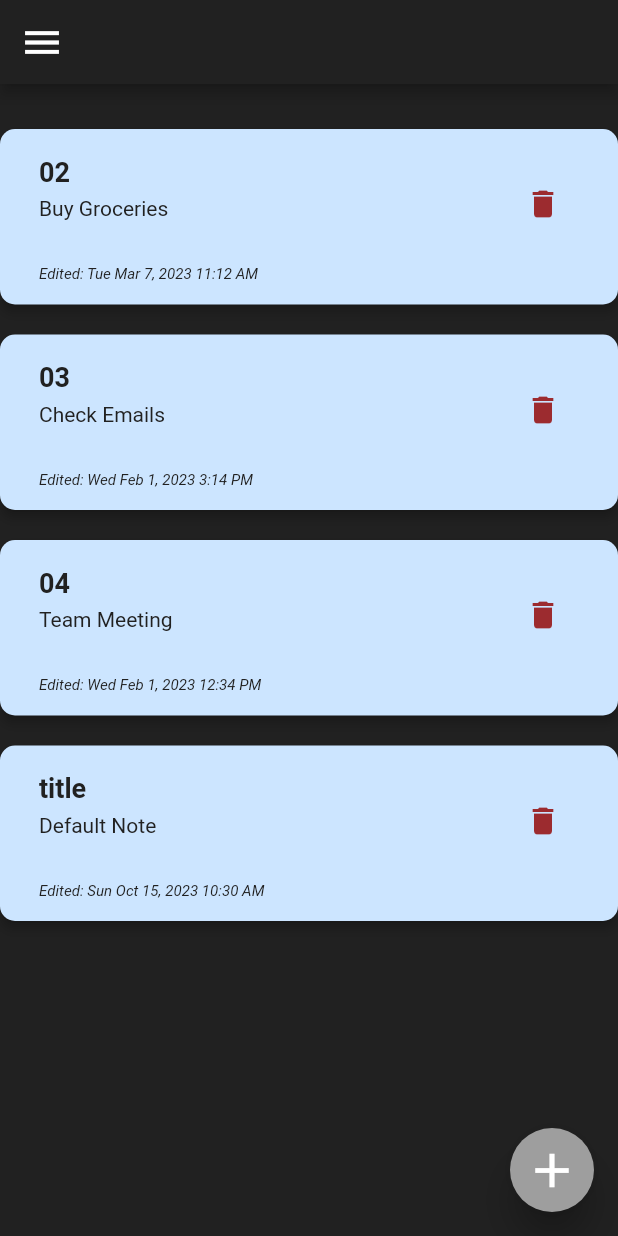
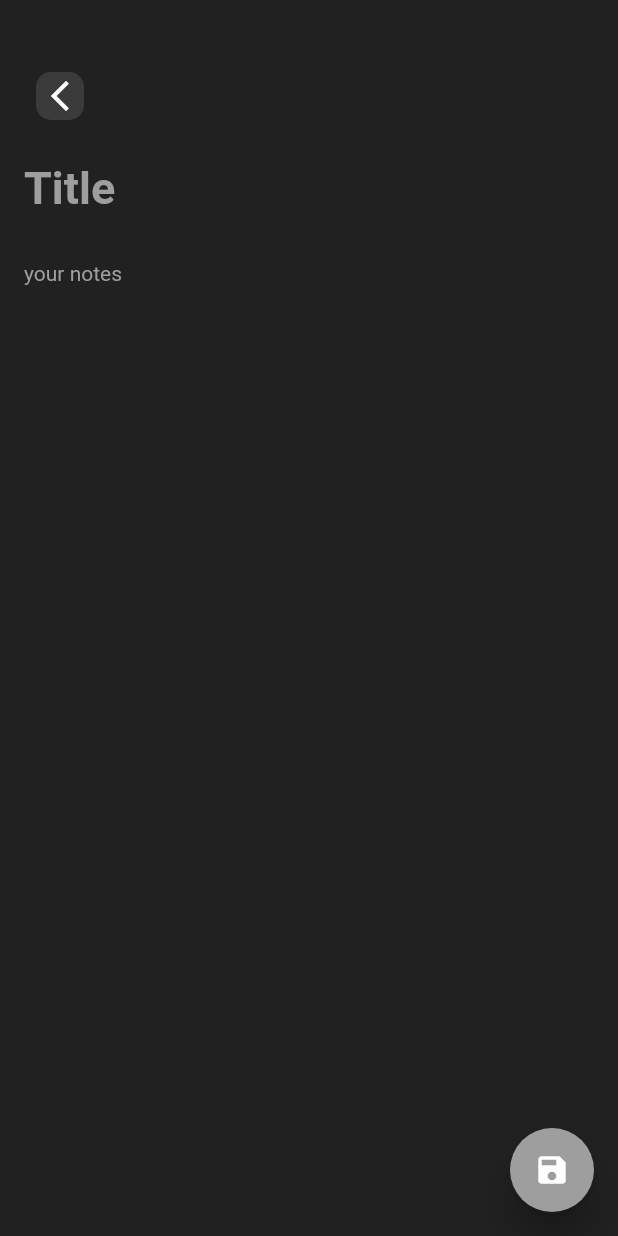
Before and after one commit to eycis/todo, a Flutter app: the screen it shows after launch, after a tap on the "delete" icon, after a tap on the "add" icon, on a phone screen of 412 x 824 dp. Run offline on Flutter 3.47's test engine with Material 2 defaults, Android fonts, the phone set to English and light mode, and no system bars.

Commit message:
sun - edits

```diff
--- a/lib/constants/styles copy.dart
+++ /dev/null
@@ -1,10 +0,0 @@
-import 'package:flutter/material.dart';
-
-abstract class AppPalette {
-  const AppPalette._();
-}
-
-const Color white = Colors.white;
-const Color grey = Colors.grey;
-Color black = Colors.grey.shade900;
-Color red = Color.fromARGB(218, 148, 12, 12);
--- a/lib/constants/styles.dart
+++ b/lib/constants/styles.dart
@@ -8,6 +8,7 @@ const Color white = Colors.white;
 const Color grey = Colors.grey;
 Color black = Colors.grey.shade900;
 Color red = Color.fromARGB(218, 148, 12, 12);
+Color light_grey = Colors.grey.shade800.withOpacity(.8);
 
 TextStyle text_title = TextStyle(
     color: black, fontWeight: FontWeight.bold, fontSize: 18, height: 1.5);
@@ -15,3 +16,13 @@ TextStyle text_norm = TextStyle(
     color: black, fontWeight: FontWeight.normal, fontSize: 14, height: 1.5);
 TextStyle datetime =
     TextStyle(color: black, fontStyle: FontStyle.italic, fontSize: 10);
+TextStyle edit_text_title_hint = TextStyle(
+    color: Colors.grey, fontWeight: FontWeight.bold, fontSize: 30, height: 1.5);
+TextStyle edit_text_title = TextStyle(
+    color: Colors.white,
+    fontWeight: FontWeight.bold,
+    fontSize: 30,
+    height: 1.5);
+
+TextStyle text_norm_hint = TextStyle(
+    color: grey, fontWeight: FontWeight.normal, fontSize: 14, height: 1.5);
--- /dev/null
+++ b/lib/screens/edit_todo.dart
@@ -0,0 +1,71 @@
+import 'package:flutter/material.dart';
+import 'package:todo/constants/styles.dart';
+
+class EditScreen extends StatefulWidget {
+  const EditScreen({super.key});
+
+  @override
+  State<EditScreen> createState() => _EditScreenState();
+}
+
+class _EditScreenState extends State<EditScreen> {
+  @override
+  Widget build(BuildContext context) {
+    return Scaffold(
+      backgroundColor: black,
+      body: Padding(
+        padding: const EdgeInsets.fromLTRB(16, 40, 16, 0),
+        //možná  bude třeba pozměnit?
+        child: Column(children: [
+          Row(
+            mainAxisAlignment: MainAxisAlignment.spaceBetween,
+            children: [
+              IconButton(
+                onPressed: () {
+                  Navigator.pop(context);
+                },
+                icon: Container(
+                  width: 40,
+                  height: 40,
+                  decoration: BoxDecoration(
+                      color: light_grey,
+                      borderRadius: BorderRadius.circular(10)),
+                  child: const Icon(
+                    Icons.arrow_back_ios_new,
+                    color: white,
+                  ),
+                ),
+              )
+            ],
+          ),
+          Expanded(
+            child: ListView(
+              children: [
+                TextField(
+                  style: edit_text_title_hint,
+                  decoration: InputDecoration(
+                      border: InputBorder.none,
+                      hintText: 'Title',
+                      hintStyle: edit_text_title_hint),
+                ),
+                TextField(
+                  style: text_norm,
+                  decoration: InputDecoration(
+                      border: InputBorder.none,
+                      hintText: 'your notes',
+                      hintStyle: text_norm_hint),
+                )
+              ],
+            ),
+          ),
+        ]),
+      ),
+      floatingActionButton: FloatingActionButton(
+        onPressed: () {},
+        elevation: 10,
+        backgroundColor: grey,
+        child: Icon(Icons.save),
+      ),
+    );
+  }
+}
--- a/lib/screens/main_screen.dart
+++ b/lib/screens/main_screen.dart
@@ -5,6 +5,7 @@ import 'package:intl/intl.dart';
 import 'package:todo/constants/randoms.dart';
 import 'package:todo/constants/styles.dart';
 import 'package:todo/screens/app_bar.dart';
+import 'package:todo/screens/edit_todo.dart';
 import 'package:todo/todo_mockups/mockup.dart';
 
 //TODO: přidat screen pro rozkliknutí todo.
@@ -28,7 +29,8 @@ class _MainScreenState extends State<MainScreen> {
       todos.add(ToDo(
           todoText: 'Default Note',
           title: 'title',
-          modifiedTime: DateTime.now()));
+          modifiedTime: DateTime.now(),
+          notecolor: getRandomColor()));
       //tady přidat automatické přesunutí kurzoru do inputu.
     });
   }
@@ -52,7 +54,7 @@ class _MainScreenState extends State<MainScreen> {
         itemBuilder: (BuildContext context, int index) {
           return Card(
             margin: const EdgeInsets.only(bottom: 20),
-            color: getRandomColor(),
+            color: todos[index].notecolor,
             elevation: 3,
             shape:
                 RoundedRectangleBorder(borderRadius: BorderRadius.circular(10)),
@@ -83,9 +85,10 @@ class _MainScreenState extends State<MainScreen> {
                 ),
                 trailing: IconButton(
                   icon: Icon(Icons.delete),
-                  color: red,
+                  color: black,
                   onPressed: () {
                     setState(() {
+                      //TODO: přidat confirmation window
                       todos.removeAt(index);
                     });
                   },
@@ -97,6 +100,12 @@ class _MainScreenState extends State<MainScreen> {
       ),
       floatingActionButton: FloatingActionButton(
         onPressed: () {
+          Navigator.push(
+            context,
+            MaterialPageRoute<void>(
+              builder: (BuildContext context) => const EditScreen(),
+            ),
+          );
           _addDefaultNote();
         },
         elevation: 10,
--- a/lib/todo_mockups/mockup.dart
+++ b/lib/todo_mockups/mockup.dart
@@ -1,12 +1,16 @@
+import 'package:flutter/material.dart';
+
 class ToDo {
   String? todoText;
   String? title;
   DateTime modifiedTime;
+  Color notecolor;
 
   ToDo(
       {required this.todoText,
       required this.title,
-      required this.modifiedTime});
+      required this.modifiedTime,
+      required this.notecolor});
 
   static List<ToDo> todoList() {
     return [
@@ -14,19 +18,24 @@ class ToDo {
         todoText: 'Morning Excercise',
         title: '01',
         modifiedTime: DateTime(2022, 1, 1, 34, 5),
+        notecolor: const Color(0xFFCCE5FF),
       ),
       ToDo(
-          todoText: 'Buy Groceries',
-          title: '02',
-          modifiedTime: DateTime(2023, 3, 7, 11, 12)),
+        todoText: 'Buy Groceries',
+        title: '02',
+        modifiedTime: DateTime(2023, 3, 7, 11, 12),
+        notecolor: const Color(0xFFD7F9E9),
+      ),
       ToDo(
           todoText: 'Check Emails',
           title: '03',
-          modifiedTime: DateTime(2023, 2, 1, 15, 14)),
+          modifiedTime: DateTime(2023, 2, 1, 15, 14),
+          notecolor: const Color(0xFFFFF8E1)),
       ToDo(
           todoText: 'Team Meeting',
           title: '04',
-          modifiedTime: DateTime(2023, 2, 1, 12, 34)),
+          modifiedTime: DateTime(2023, 2, 1, 12, 34),
+          notecolor: const Color(0xFFF5E6CC)),
     ];
   }
 }
```
